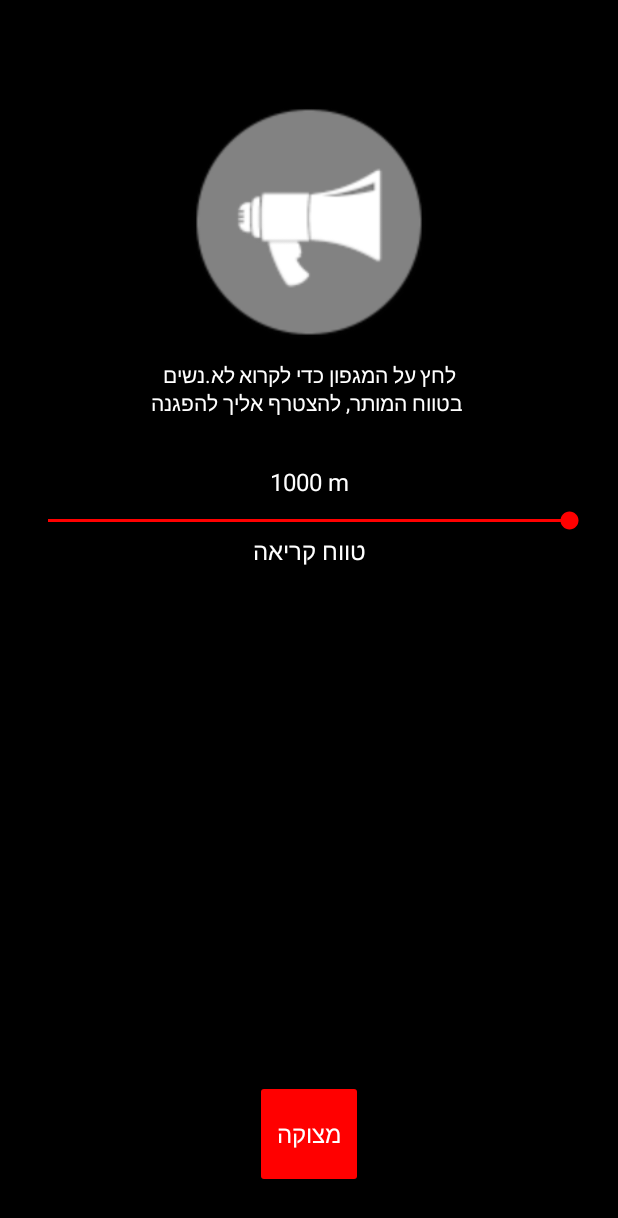
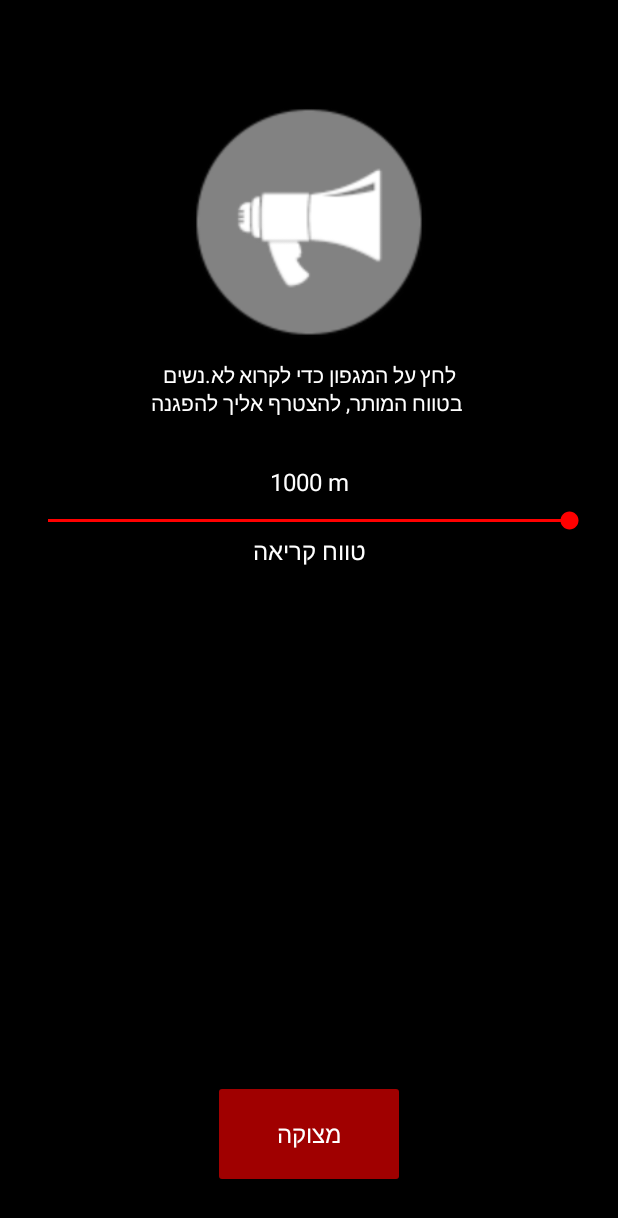
Before and after one commit to doronsadeh/hey, an Android app: the screen it shows after launch (MainActivity), on a phone screen of 412 x 824 dp. Shown: the top 1218 px of the screen. Run offline under Robolectric (Android 15) with nearby library versions, the phone set to English and light mode, and no system bars; pictures from the network do not load; 1 statement that could not run was skipped.

Commit message:
Fixing hailed at

```diff
--- a/app/src/main/java/com/colderlazarus/hey/dynamodb/models/Users.java
+++ b/app/src/main/java/com/colderlazarus/hey/dynamodb/models/Users.java
@@ -54,8 +54,7 @@ public class Users {
         if (null != token)
             user.token = token;
 
-        String myId = Utils.identity(context);
-        user.set(User.USER_ID, new AttributeValue().withS(myId));
+        user.set(User.USER_ID, new AttributeValue().withS(user.userId));
         user.set(User.TIMESTAMP, new AttributeValue().withN(String.valueOf((int) Utils.nowSec())));
         user.set(User.LAST_HAILED_AT, new AttributeValue().withN(String.valueOf(lastHailedAt)));
 
@@ -70,7 +69,7 @@ public class Users {
             // Else try to recover the cloud stored token
             User _u;
             if (null == token) {
-                _u = getUser(context, myId);
+                _u = getUser(context, user.userId);
                 if (null != _u)
                     token = _u.token;
             }
--- a/app/src/main/java/com/colderlazarus/hey/services/MonitorForegroundService.java
+++ b/app/src/main/java/com/colderlazarus/hey/services/MonitorForegroundService.java
@@ -10,7 +10,6 @@ import android.content.Intent;
 import android.content.SharedPreferences;
 import android.location.Location;
 import android.location.LocationManager;
-import android.media.SoundPool;
 import android.os.Binder;
 import android.os.Handler;
 import android.os.IBinder;
@@ -192,7 +191,9 @@ public class MonitorForegroundService extends Service {
 
                             Location currentLocation = Utils.getLastKnownLocation(MonitorForegroundService.this.getApplicationContext());
 
-                            if (null != lastKnownLocation && null != currentLocation && (Utils.isFakeLocation(lastKnownLocation) || currentLocation.distanceTo(lastKnownLocation) < (1.5 * MIN_METERS))) {
+                            if (null != lastKnownLocation && null != currentLocation) {
+
+                                if (Utils.isFakeLocation(lastKnownLocation) || currentLocation.distanceTo(lastKnownLocation) < (1.5 * MIN_METERS)) {
                                     setLastKnownLocation(currentLocation);
                                     UsersCache.publishUserLocation(
                                             MonitorForegroundService.this.getApplicationContext(),
@@ -202,6 +203,7 @@ public class MonitorForegroundService extends Service {
                                     );
 
                                     mLocationListener.hailUsersInRange(getApplicationContext(), false);
+                                }
                             }
                         } catch (Exception e) {
                             Log.e(TAG, "Could not update rider's cache for rider ID " + myId + " in standstill mode due to: " + e.getMessage());
--- a/app/src/main/res/layout/activity_main.xml
+++ b/app/src/main/res/layout/activity_main.xml
@@ -78,10 +78,10 @@
 
     <Button
         android:id="@+id/sos_button"
-        android:layout_width="72sp"
+        android:layout_width="128sp"
         android:layout_height="72sp"
         android:layout_marginBottom="32dp"
-        android:backgroundTint="@color/colorAccent"
+        android:backgroundTint="#A0FF0000"
         android:text="@string/sos"
         android:textColor="@color/colorPrimary"
         android:textSize="16sp"
```
Lines whose indentation alone changed are shown as unchanged.
